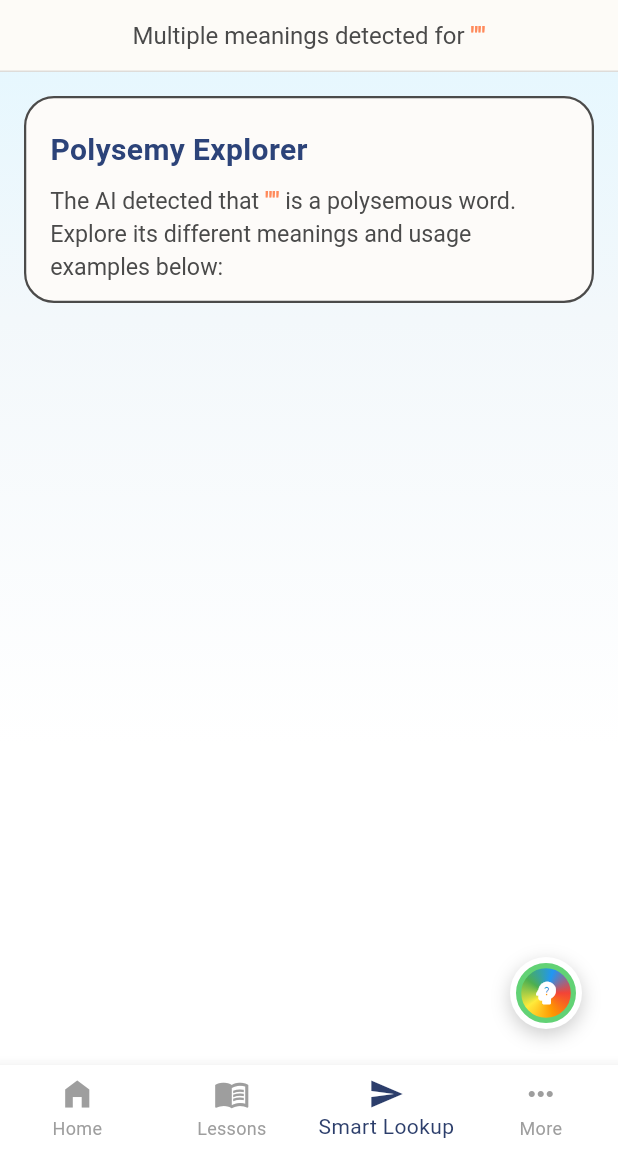
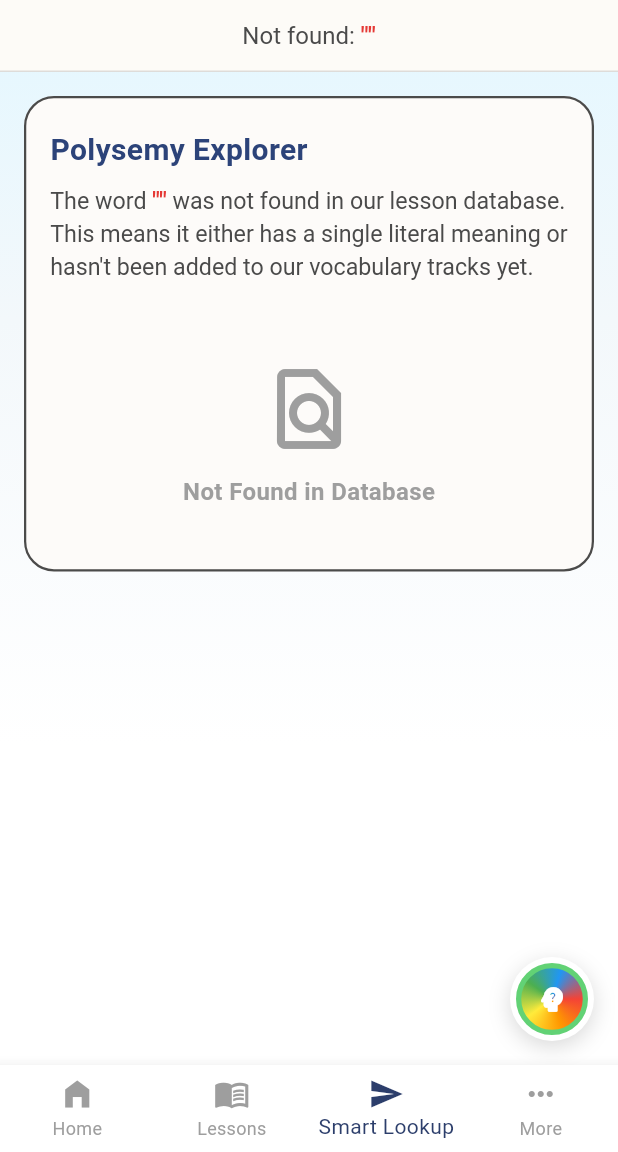
Before and after one commit to kempisjanvher-boop/Smart-Sense-Tutor, a Flutter app: the SmartLookupResult screen opened directly with empty values, on a phone screen of 412 x 824 dp, the part 84-1236 px from its top. Run offline on Flutter 3.47's test engine with Material 3 defaults, Android fonts, the phone set to English and light mode, and no system bars; our stand-ins replace cloud_firestore, firebase_auth, firebase_core; accounts and stored records are empty.

Commit message:
more polishing

```diff
--- a/lib/smartlookupresult.dart
+++ b/lib/smartlookupresult.dart
@@ -1,3 +1,4 @@
+import 'dart:core';
 import 'package:flutter/material.dart';
 import 'package:smart_sense_tutor/account/profile.dart';
 import 'homescreen.dart';
@@ -22,7 +23,7 @@ class SmartLookupResult extends StatefulWidget {
 class _SmartLookupResultState extends State<SmartLookupResult> {
   final int _currentIndex = 2;
 
-  // ─── NEW: INLINE CONTROLLER STATE PROPERTIES ───
+  // ─── FLOATING INLINE CONTROLLER STATE PROPERTIES ───
   bool _isInlineSearchVisible = false;
   final TextEditingController _inlineSearchController = TextEditingController();
 
@@ -37,10 +38,8 @@ class _SmartLookupResultState extends State<SmartLookupResult> {
     final cleanQuery = query.trim();
     if (cleanQuery.isEmpty) return;
 
-    // Use your engine framework to resolve the new dataset array parameters
     final newMeanings = PolysemyAnalyzer.getMeaningsForWord(cleanQuery);
 
-    // Push right back into a fresh instance viewport state cleanly
     Navigator.pushReplacement(
       context,
       MaterialPageRoute(
@@ -54,6 +53,13 @@ class _SmartLookupResultState extends State<SmartLookupResult> {
 
   @override
   Widget build(BuildContext context) {
+    // UNIFIED CHECK: Securely catches "Database Alert", "Not Found", and definition fragment anomalies
+    final bool isWordMissing = widget.dynamicMeanings.isEmpty ||
+        (widget.dynamicMeanings.length == 1 &&
+            (widget.dynamicMeanings.first.title == "Database Alert" ||
+                widget.dynamicMeanings.first.title == "Not Found" ||
+                widget.dynamicMeanings.first.definition.contains("No matching rows")));
+
     return Scaffold(
       backgroundColor: Colors.white,
       appBar: AppBar(
@@ -104,66 +110,25 @@ class _SmartLookupResultState extends State<SmartLookupResult> {
                 text: TextSpan(
                   style: const TextStyle(fontSize: 16, color: Color(0xFF4A4A4A)),
                   children: [
+                    if (isWordMissing) ...[
+                      const TextSpan(text: "Not found: "),
+                      TextSpan(
+                        text: '"${widget.searchedWord}"',
+                        style: const TextStyle(fontWeight: FontWeight.bold, color: Color(0xFFE53935)),
+                      ),
+                    ] else ...[
                       const TextSpan(text: "Multiple meanings detected for "),
                       TextSpan(
                         text: '"${widget.searchedWord}"',
                         style: const TextStyle(fontWeight: FontWeight.bold, color: Color(0xFFFF8A5B)),
                       ),
                     ],
+                  ],
                 ),
               ),
             ),
 
-            // 2. NEW: DYNAMIC INLINE SEARCH INPUT COMPONENT
-            if (_isInlineSearchVisible)
-              Container(
-                color: const Color(0xFFF1F5F9),
-                padding: const EdgeInsets.symmetric(horizontal: 16.0, vertical: 12.0),
-                child: Row(
-                  children: [
-                    Expanded(
-                      child: TextField(
-                        controller: _inlineSearchController,
-                        autofocus: true,
-                        textInputAction: TextInputAction.search,
-                        onSubmitted: _executeNewSearch,
-                        decoration: InputDecoration(
-                          hintText: "Search another word...",
-                          hintStyle: const TextStyle(color: Colors.black38, fontSize: 15),
-                          prefixIcon: const Icon(Icons.search, color: Color(0xFF2C4379)),
-                          suffixIcon: IconButton(
-                            icon: const Icon(Icons.clear, color: Colors.grey),
-                            onPressed: () => _inlineSearchController.clear(),
-                          ),
-                          filled: true,
-                          fillColor: Colors.white,
-                          contentPadding: const EdgeInsets.symmetric(vertical: 10),
-                          enabledBorder: OutlineInputBorder(
-                            borderRadius: BorderRadius.circular(30),
-                            borderSide: const BorderSide(color: Colors.black12),
-                          ),
-                          focusedBorder: OutlineInputBorder(
-                            borderRadius: BorderRadius.circular(30),
-                            borderSide: const BorderSide(color: Color(0xFF70D3F4), width: 1.5),
-                          ),
-                        ),
-                      ),
-                    ),
-                    const SizedBox(width: 8),
-                    TextButton(
-                      onPressed: () {
-                        setState(() {
-                          _isInlineSearchVisible = false;
-                          _inlineSearchController.clear();
-                        });
-                      },
-                      child: const Text("Cancel", style: TextStyle(color: Colors.grey, fontWeight: FontWeight.w600)),
-                    )
-                  ],
-                ),
-              ),
-
-            // 3. Main Scrolling Card Area
+            // 2. Main Scrolling Card Area
             Expanded(
               child: Stack(
                 children: [
@@ -186,12 +151,24 @@ class _SmartLookupResultState extends State<SmartLookupResult> {
                                 style: TextStyle(fontSize: 20, fontWeight: FontWeight.bold, color: Color(0xFF2C4379)),
                               ),
                             ),
+
+                            // Explanatory Paragraph
                             Padding(
                               padding: const EdgeInsets.symmetric(horizontal: 16.0),
                               child: RichText(
                                 text: TextSpan(
                                   style: const TextStyle(fontSize: 15.5, color: Color(0xFF4A4A4A), height: 1.4),
                                   children: [
+                                    if (isWordMissing) ...[
+                                      const TextSpan(text: "The word "),
+                                      TextSpan(
+                                        text: '"${widget.searchedWord}"',
+                                        style: const TextStyle(fontWeight: FontWeight.bold, color: Color(0xFFE53935)),
+                                      ),
+                                      const TextSpan(
+                                        text: " was not found in our lesson database. This means it either has a single literal meaning or hasn't been added to our vocabulary tracks yet.",
+                                      ),
+                                    ] else ...[
                                       const TextSpan(text: "The AI detected that "),
                                       TextSpan(
                                         text: '"${widget.searchedWord}"',
@@ -199,11 +176,14 @@ class _SmartLookupResultState extends State<SmartLookupResult> {
                                       ),
                                       const TextSpan(text: " is a polysemous word. Explore its different meanings and usage examples below:"),
                                     ],
+                                  ],
                                 ),
                               ),
                             ),
                             const SizedBox(height: 12),
 
+                            // Display entries or clear placeholder graphic layout block
+                            if (!isWordMissing)
                               ListView.builder(
                                 shrinkWrap: true,
                                 physics: const NeverScrollableScrollPhysics(),
@@ -218,6 +198,22 @@ class _SmartLookupResultState extends State<SmartLookupResult> {
                                     isLast: index == widget.dynamicMeanings.length - 1,
                                   );
                                 },
+                              )
+                            else
+                              Container(
+                                width: double.infinity,
+                                padding: const EdgeInsets.symmetric(vertical: 40.0),
+                                child: const Column(
+                                  mainAxisAlignment: MainAxisAlignment.center,
+                                  children: [
+                                    Icon(Icons.find_in_page_outlined, size: 64, color: Colors.grey),
+                                    SizedBox(height: 12),
+                                    Text(
+                                      "Not Found in Database",
+                                      style: TextStyle(fontSize: 16, fontWeight: FontWeight.w600, color: Colors.grey),
+                                    )
+                                  ],
+                                ),
                               ),
                           ],
                         ),
@@ -225,16 +221,61 @@ class _SmartLookupResultState extends State<SmartLookupResult> {
                     ),
                   ),
 
-                  // 4. FLOATING AI ACTION RAINBOW RING ACCENT (NOW INTERACTIVE BUTTON)
+                  // 3. FLOATING COMPONENT AREA (Morphic Search Field Wrapped Around Colorful Circle)
                   Positioned(
-                    right: 24,
-                    bottom: 24,
+                    right: 16,
+                    bottom: 16,
+                    child: AnimatedContainer(
+                      duration: const Duration(milliseconds: 250),
+                      curve: Curves.easeInOutCubic,
+                      width: _isInlineSearchVisible ? (MediaQuery.of(context).size.width - 32) : 56,
+                      height: 56,
+                      decoration: BoxDecoration(
+                        color: Colors.white,
+                        borderRadius: BorderRadius.circular(28),
+                        boxShadow: [
+                          BoxShadow(
+                            color: Colors.black.withOpacity(0.15),
+                            blurRadius: 12,
+                            offset: const Offset(0, 4),
+                          )
+                        ],
+                      ),
+                      child: Row(
+                        children: [
+                          if (_isInlineSearchVisible)
+                            Expanded(
+                              child: Padding(
+                                padding: const EdgeInsets.only(left: 20.0),
+                                child: TextField(
+                                  controller: _inlineSearchController,
+                                  autofocus: true,
+                                  style: const TextStyle(fontSize: 17),
+                                  textInputAction: TextInputAction.search,
+                                  onSubmitted: _executeNewSearch,
+                                  decoration: const InputDecoration(
+                                    hintText: "Search another word...",
+                                    hintStyle: TextStyle(color: Colors.black38, fontSize: 17),
+                                    border: InputBorder.none,
+                                  ),
+                                ),
+                              ),
+                            ),
+
+                          // The Exact AI Anchor Button Action Container
+                          Padding(
+                            padding: const EdgeInsets.all(4.0),
                             child: GestureDetector(
                               onTap: () {
                                 setState(() {
-                          _isInlineSearchVisible = !_isInlineSearchVisible;
-                          if (!_isInlineSearchVisible) {
-                            _inlineSearchController.clear();
+                                  if (_isInlineSearchVisible) {
+                                    if (_inlineSearchController.text.trim().isNotEmpty) {
+                                      _executeNewSearch(_inlineSearchController.text);
+                                    } else {
+                                      _isInlineSearchVisible = false;
+                                    }
+                                  } else {
+                                    _isInlineSearchVisible = true;
                                   }
                                 });
                               },
@@ -243,32 +284,20 @@ class _SmartLookupResultState extends State<SmartLookupResult> {
                                 height: 48,
                                 decoration: BoxDecoration(
                                   shape: BoxShape.circle,
-                          color: Colors.white,
-                          boxShadow: [
-                            BoxShadow(
-                              color: Colors.black.withOpacity(0.2),
-                              blurRadius: 10,
-                              offset: const Offset(0, 4),
-                            )
-                          ],
-                        ),
-                        child: Padding(
-                          padding: const EdgeInsets.all(4.0),
-                          child: Container(
-                            decoration: BoxDecoration(
-                              shape: BoxShape.circle,
                                   border: Border.all(color: const Color(0xFF62D275), width: 3.5),
                                   gradient: const SweepGradient(
                                     colors: [Colors.red, Colors.orange, Colors.yellow, Colors.green, Colors.blue, Colors.red],
                                   ),
                                 ),
                                 child: Icon(
-                              _isInlineSearchVisible ? Icons.close : Icons.psychology_alt_rounded,
-                              size: 20,
+                                  _isInlineSearchVisible ? Icons.search : Icons.psychology_alt_rounded,
+                                  size: 22,
                                   color: Colors.white,
                                 ),
                               ),
                             ),
+                          ),
+                        ],
                       ),
                     ),
                   ),
--- a/pubspec.yaml
+++ b/pubspec.yaml
@@ -70,7 +70,7 @@ flutter:
     - asset/nicetry.png
     - asset/greatjoblogo.png
     - asset/nicetrylogo.png
-    - asset/WSD-dataset.xlsx
+    - asset/WSD-dataset.csv
     - asset/English_WSD_Dataset.csv
     - asset/ribbon.png
     - asset/smartlookup.png
@@ -85,7 +85,6 @@ flutter:
     - asset/bronze.png
     - asset/gold.png
     - asset/achievement.png
-    - asset/WSD-dataset.csv
     - asset/sstlogin.png
     - asset/bear_avatar.png
     - asset/dog_avatar.png
```
Also changed, not shown: lib/account/notif.dart (added, +151 -0 lines), lib/account/profile.dart (+73 -9 lines), lib/lessondata.dart (+10 -0 lines), lib/level_difficulty_screen.dart (+23 -6 lines), lib/levelmap.dart (+21 -14 lines), lib/services/quiz_engine.dart (+47 -7 lines), lib/smartlookup.dart (+20 -28 lines), asset/WSD-dataset.csv, 6 other files. Lines whose indentation alone changed are shown as unchanged.
